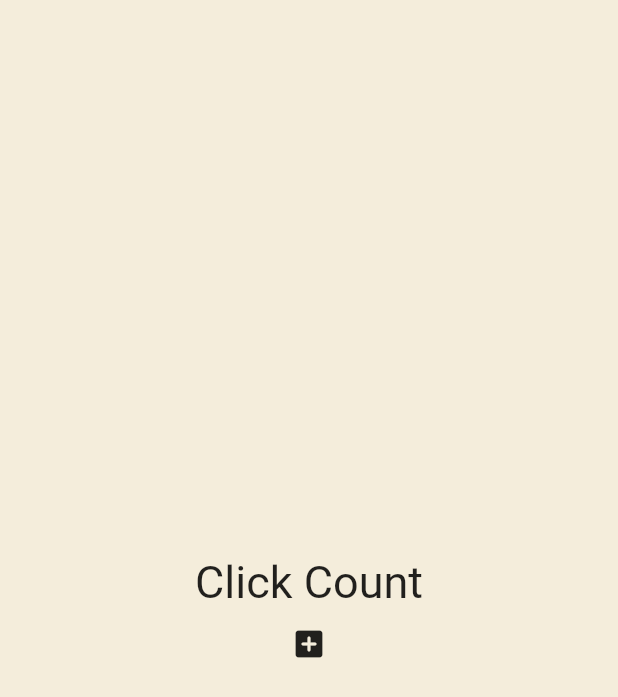
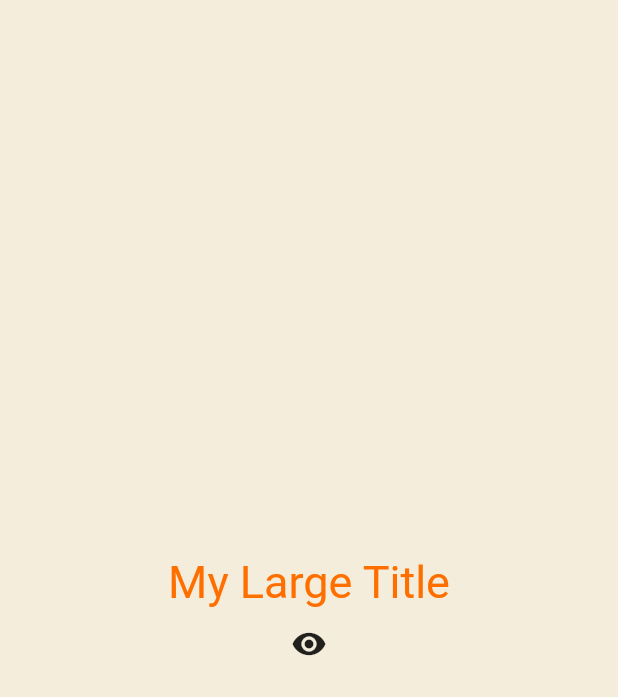
Before and after one commit to ikang9712/flutter-toonflix, a Flutter app: the screen it shows after launch, on a phone screen of 412 x 824 dp. Shown: the top 697 px of the screen. Run offline on Flutter 3.47's test engine with Material 2 defaults, Android fonts, the phone set to English and light mode, and no system bars.

Commit message:
save before pomodoro implementation

```diff
--- a/lib/main.dart
+++ b/lib/main.dart
@@ -10,30 +10,67 @@ class App extends StatefulWidget {
 }
 
 class _AppState extends State<App> {
-  int counter = 0;
-  List<int> numbers = [];
-  void onClicked() {
+  bool showTitle = true;
+  void toggleTitle() {
     setState(() {
-      numbers.add(numbers.length);
+      showTitle = !showTitle;
     });
   }
 
   @override
   Widget build(BuildContext context) {
     return MaterialApp(
+        theme: ThemeData(
+          textTheme: TextTheme(
+            titleLarge: TextStyle(
+              color: Colors.amber.shade900,
+            ),
+          ),
+        ),
         home: Scaffold(
-      backgroundColor: const Color(0xFFF4EDDB),
-      body: Center(
-        child: Column(mainAxisAlignment: MainAxisAlignment.center, children: [
-          const Text(
-            'Click Count',
-            style: TextStyle(fontSize: 30),
+          backgroundColor: const Color(0xFFF4EDDB),
+          body: Center(
+            child:
+                Column(mainAxisAlignment: MainAxisAlignment.center, children: [
+              showTitle ? const MyLargeTitle() : const Text('nothing'),
+              IconButton(
+                  onPressed: toggleTitle,
+                  icon: const Icon(Icons.remove_red_eye_rounded))
+            ]),
           ),
-          for (var n in numbers) Text('$n'),
-          IconButton(
-              onPressed: onClicked, icon: const Icon(Icons.add_box_rounded))
-        ]),
-      ),
-    ));
+        ));
   }
 }
+
+class MyLargeTitle extends StatefulWidget {
+  const MyLargeTitle({
+    Key? key,
+  }) : super(key: key);
+
+  @override
+  State<MyLargeTitle> createState() => _MyLargeTitleState();
+}
+
+class _MyLargeTitleState extends State<MyLargeTitle> {
+  @override
+  void initState() {
+    //initialize some data that depend on parent's data
+    super.initState();
+  }
+
+  @override
+  void dispose() {
+    super.dispose();
+  }
+
+  @override
+  Widget build(BuildContext context) {
+    return Text(
+      'My Large Title',
+      style: TextStyle(
+        fontSize: 30,
+        color: Theme.of(context).textTheme.titleLarge?.color,
+      ),
+    );
+  }
+}
```
